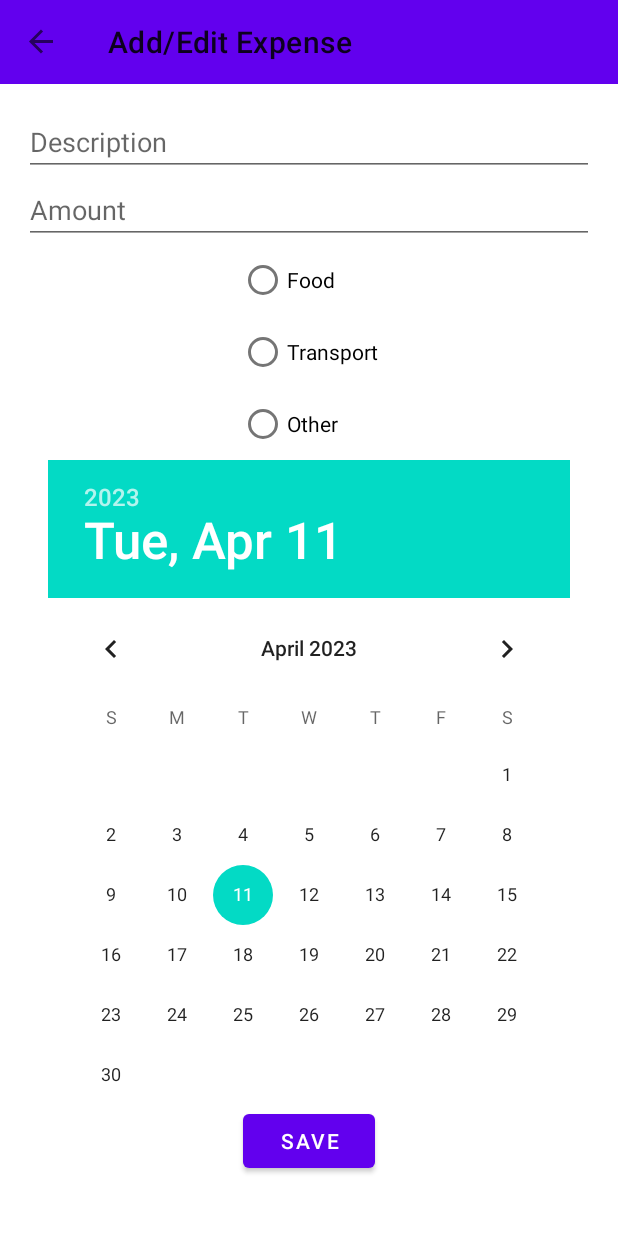
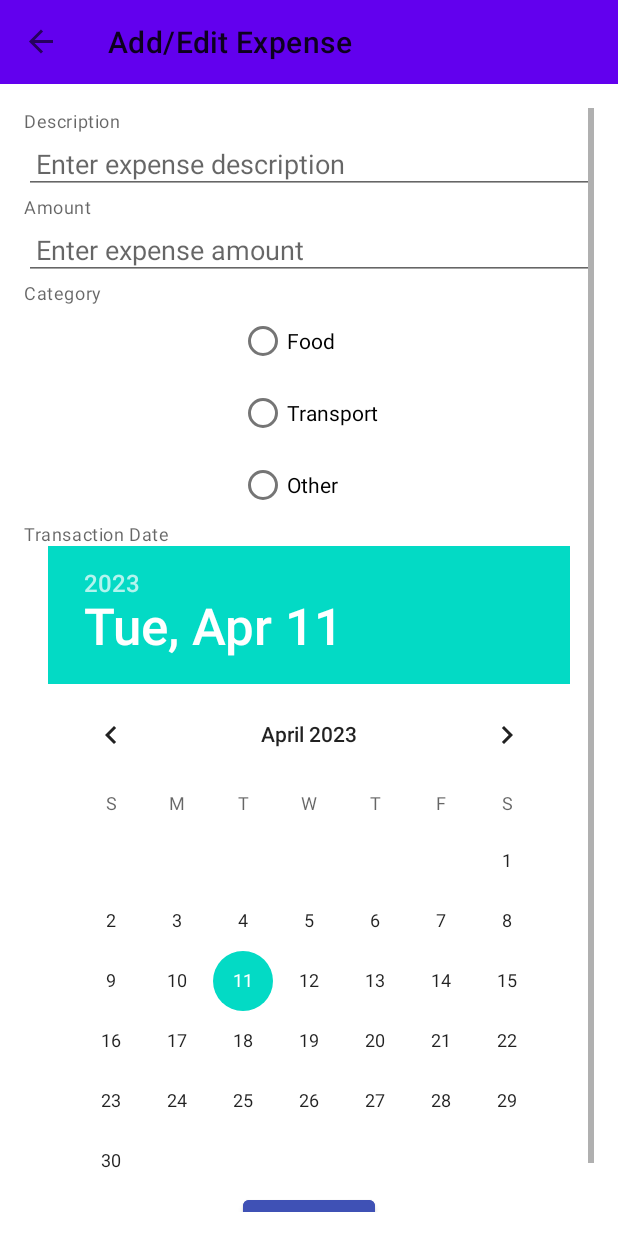
Before and after one commit to AlenPobhenrhaj/ExpenseTracker, an Android app: the AddEditExpenseFragment screen opened through its navigation route, on a phone screen of 412 x 824 dp. Run offline under Robolectric (Android 15) with nearby library versions, the phone set to English and light mode, and no system bars; our stand-ins replace navigation-ui.

Commit message:
Initial Commit

```diff
--- a/app/src/main/java/com/example/expensetracker/model/Expense.kt
+++ b/app/src/main/java/com/example/expensetracker/model/Expense.kt
@@ -13,5 +13,5 @@ data class Expense(
     val amount: Double,
     val category: String,
     val transactionDate: String,
-    val isReimbursable: Boolean
+    var isReimbursable: Boolean
 ) : Parcelable
--- a/app/src/main/java/com/example/expensetracker/ui/ExpenseListFragment.kt
+++ b/app/src/main/java/com/example/expensetracker/ui/ExpenseListFragment.kt
@@ -44,18 +44,27 @@ class ExpenseListFragment : Fragment() {
     }
 
     private fun setupRecyclerView() {
-        expenseListAdapter = ExpenseListAdapter { expense ->
-            viewModel.setSelectedExpense(expense)
-            val action = ExpenseListFragmentDirections.actionExpenseListFragmentToAddEditExpenseFragment(expense)
-            findNavController().navigate(action)
-        }
+        expenseListAdapter = ExpenseListAdapter(
+            onExpenseClick = { expense ->
+                viewModel.setSelectedExpense(expense)
+                val action = ExpenseListFragmentDirections.actionExpenseListFragmentToAddEditExpenseFragment(expense)
+                findNavController().navigate(action)
+            },
+            onIsReimbursableChanged = { expense ->
+                viewModel.update(expense)
+            },
+            onDeleteExpense = { expense ->
+                viewModel.delete(expense)
+            }
+        )
+
         binding.rvExpenses.apply {
             adapter = expenseListAdapter
             layoutManager = LinearLayoutManager(requireContext())
             setHasFixedSize(true)
         }
+    }
 
-    }
 
 
     private fun setupFab() {
--- a/app/src/main/res/layout/fragment_add_edit_expense.xml
+++ b/app/src/main/res/layout/fragment_add_edit_expense.xml
@@ -6,24 +6,66 @@
     android:layout_height="match_parent"
     android:padding="16dp">
 
+    <ScrollView
+        android:layout_width="0dp"
+        android:layout_height="0dp"
+        app:layout_constraintBottom_toBottomOf="parent"
+        app:layout_constraintEnd_toEndOf="parent"
+        app:layout_constraintStart_toStartOf="parent"
+        app:layout_constraintTop_toTopOf="parent">
+
+        <androidx.constraintlayout.widget.ConstraintLayout
+            android:layout_width="match_parent"
+            android:layout_height="wrap_content">
+
+            <!-- Your existing layout elements go here -->
+            <TextView
+                android:id="@+id/tv_description_heading"
+                android:layout_width="wrap_content"
+                android:layout_height="wrap_content"
+                android:text="Description"
+                android:textAppearance="?attr/textAppearanceCaption"
+                app:layout_constraintStart_toStartOf="parent"
+                app:layout_constraintTop_toTopOf="parent" />
+
             <EditText
                 android:id="@+id/et_description"
                 android:layout_width="0dp"
                 android:layout_height="wrap_content"
-        android:hint="Description"
+                android:hint="Enter expense description"
+                android:padding="8dp"
                 app:layout_constraintEnd_toEndOf="parent"
                 app:layout_constraintStart_toStartOf="parent"
-        app:layout_constraintTop_toTopOf="parent" />
+                app:layout_constraintTop_toBottomOf="@+id/tv_description_heading" />
+
+            <TextView
+                android:id="@+id/tv_amount_heading"
+                android:layout_width="wrap_content"
+                android:layout_height="wrap_content"
+                android:text="Amount"
+                android:textAppearance="?attr/textAppearanceCaption"
+                app:layout_constraintStart_toStartOf="parent"
+                app:layout_constraintTop_toBottomOf="@+id/et_description" />
 
             <EditText
                 android:id="@+id/et_amount"
                 android:layout_width="0dp"
                 android:layout_height="wrap_content"
-        android:hint="Amount"
+                android:hint="Enter expense amount"
                 android:inputType="numberDecimal"
+                android:padding="8dp"
                 app:layout_constraintEnd_toEndOf="parent"
                 app:layout_constraintStart_toStartOf="parent"
-        app:layout_constraintTop_toBottomOf="@+id/et_description" />
+                app:layout_constraintTop_toBottomOf="@+id/tv_amount_heading" />
+
+            <TextView
+                android:id="@+id/tv_category_heading"
+                android:layout_width="wrap_content"
+                android:layout_height="wrap_content"
+                android:text="Category"
+                android:textAppearance="?attr/textAppearanceCaption"
+                app:layout_constraintStart_toStartOf="parent"
+                app:layout_constraintTop_toBottomOf="@+id/et_amount" />
 
             <RadioGroup
                 android:id="@+id/rg_category"
@@ -31,7 +73,7 @@
                 android:layout_height="wrap_content"
                 app:layout_constraintEnd_toEndOf="parent"
                 app:layout_constraintStart_toStartOf="parent"
-        app:layout_constraintTop_toBottomOf="@+id/et_amount">
+                app:layout_constraintTop_toBottomOf="@+id/tv_category_heading">
 
                 <RadioButton
                     android:id="@+id/rb_food"
@@ -52,22 +94,36 @@
                     android:text="Other" />
             </RadioGroup>
 
+            <TextView
+                android:id="@+id/tv_transaction_date_heading"
+                android:layout_width="wrap_content"
+                android:layout_height="wrap_content"
+                android:text="Transaction Date"
+                android:textAppearance="?attr/textAppearanceCaption"
+                app:layout_constraintStart_toStartOf="parent"
+                app:layout_constraintTop_toBottomOf="@+id/rg_category" />
+
             <DatePicker
                 android:id="@+id/dp_transaction_date"
                 android:layout_width="wrap_content"
                 android:layout_height="wrap_content"
                 app:layout_constraintEnd_toEndOf="parent"
                 app:layout_constraintStart_toStartOf="parent"
-        app:layout_constraintTop_toBottomOf="@+id/rg_category" />
+                app:layout_constraintTop_toBottomOf="@+id/tv_transaction_date_heading" />
 
             <Button
                 android:id="@+id/btn_save"
                 android:layout_width="wrap_content"
                 android:layout_height="wrap_content"
+                android:backgroundTint="@color/primary"
                 android:text="Save"
+                android:textColor="@android:color/white"
                 app:layout_constraintEnd_toEndOf="parent"
                 app:layout_constraintStart_toStartOf="parent"
                 app:layout_constraintTop_toBottomOf="@+id/dp_transaction_date" />
+
+        </androidx.constraintlayout.widget.ConstraintLayout>
+    </ScrollView>
 
     <ProgressBar
         android:id="@+id/progress_bar"
--- a/app/src/main/res/values/colors.xml
+++ b/app/src/main/res/values/colors.xml
@@ -7,4 +7,5 @@
     <color name="teal_700">#FF018786</color>
     <color name="black">#FF000000</color>
     <color name="white">#FFFFFFFF</color>
+    <color name="primary">#3F51B5</color>
 </resources>
--- a/app/src/main/res/values/strings.xml
+++ b/app/src/main/res/values/strings.xml
@@ -3,4 +3,5 @@
     <!-- TODO: Remove or change this placeholder text -->
     <string name="hello_blank_fragment">Hello blank fragment</string>
     <string name="add_expense">add expense</string>
+    <string name="delete_expense">Delete expense</string>
 </resources>
```
Also changed, not shown: app/src/main/java/com/example/expensetracker/adapter/ExpenseListAdapter.kt (+17 -4 lines), app/src/main/res/drawable/ic_delete.xml (added, +10 -0 lines), app/src/main/res/layout/item_expense.xml (+14 -2 lines). Lines whose indentation alone changed are shown as unchanged.
